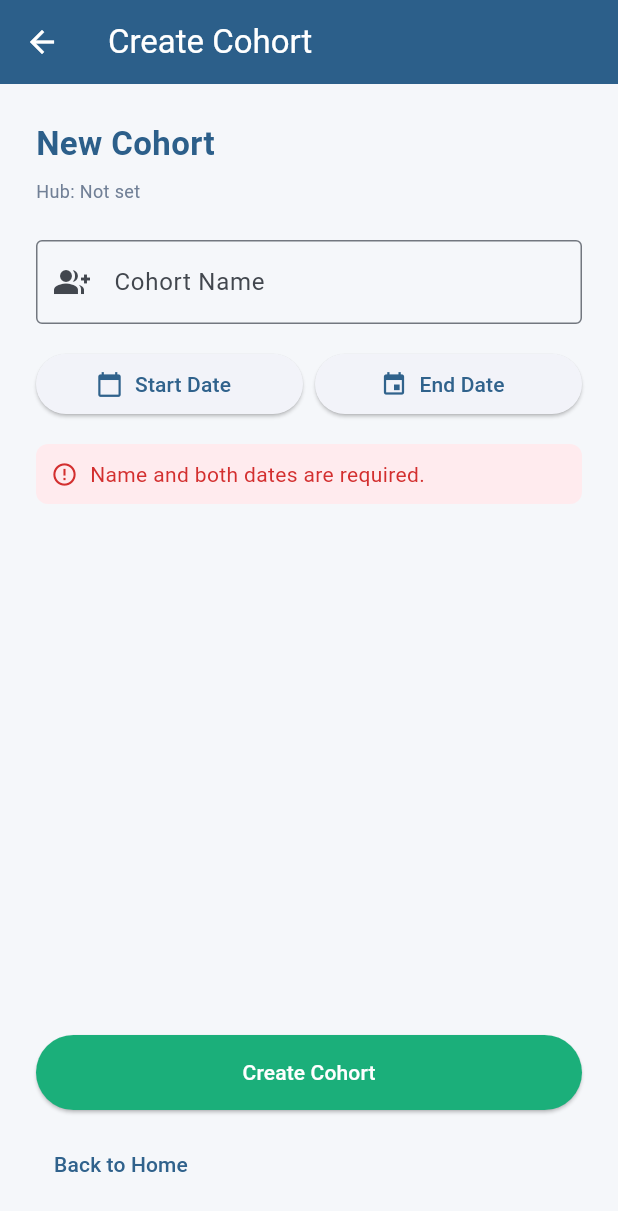
After one commit to Skia-0/seg-attendance-merged, a Flutter app: the CreateCohortScreen screen opened directly, after a tap on "Create Cohort", on a phone screen of 412 x 824 dp. The commit adds this screen. Shown: the top 1211 px of the screen. Run offline on Flutter 3.47's test engine with Material 3 defaults, Android fonts, the phone set to English and light mode, and no system bars; our stand-ins replace dio, flutter_secure_storage, local_auth; missing offline and left inert: nfc_manager; accounts and stored records are empty.

Commit message:
Add Create Cohort screen and link from home

```diff
--- /dev/null
+++ b/mobile/lib/screens/create_cohort_screen.dart
@@ -0,0 +1,194 @@
+import 'package:flutter/material.dart';
+import 'package:provider/provider.dart';
+import '../providers/coordinator_provider.dart';
+import '../services/api_service.dart';
+import 'home_screen.dart';
+
+class CreateCohortScreen extends StatefulWidget {
+  const CreateCohortScreen({super.key});
+
+  @override
+  State<CreateCohortScreen> createState() => _CreateCohortScreenState();
+}
+
+class _CreateCohortScreenState extends State<CreateCohortScreen> {
+  final _nameController = TextEditingController();
+  DateTime? _startDate;
+  DateTime? _endDate;
+  bool _isLoading = false;
+  String? _errorMessage;
+  String? _successMessage;
+
+  Future<void> _pickStart() async {
+    final picked = await showDatePicker(
+      context: context,
+      initialDate: DateTime.now(),
+      firstDate: DateTime(2020),
+      lastDate: DateTime(2030),
+    );
+    if (picked != null) setState(() => _startDate = picked);
+  }
+
+  Future<void> _pickEnd() async {
+    final picked = await showDatePicker(
+      context: context,
+      initialDate: _startDate ?? DateTime.now().add(const Duration(days: 90)),
+      firstDate: _startDate ?? DateTime(2020),
+      lastDate: DateTime(2030),
+    );
+    if (picked != null) setState(() => _endDate = picked);
+  }
+
+  Future<void> _create() async {
+    if (_nameController.text.trim().isEmpty || _startDate == null || _endDate == null) {
+      setState(() => _errorMessage = 'Name and both dates are required.');
+      return;
+    }
+
+    final hubId = Provider.of<CoordinatorProvider>(context, listen: false).hubId;
+    if (hubId == null || hubId.isEmpty) {
+      setState(() => _errorMessage = 'Hub not found. Please log in again.');
+      return;
+    }
+
+    setState(() {
+      _isLoading = true;
+      _errorMessage = null;
+      _successMessage = null;
+    });
+
+    try {
+      final response = await ApiService.post(
+        '/sessions/cohort/create',
+        {
+          'name': _nameController.text.trim(),
+          'start_date': _startDate!.toIso8601String(),
+          'end_date': _endDate!.toIso8601String(),
+          'hub_id': hubId,
+        },
+        requiresAuth: true,
+      );
+
+      setState(() {
+        _successMessage = 'Cohort created! ID: ${response.data['cohort_id']}';
+        _isLoading = false;
+      });
+    } catch (e) {
+      setState(() {
+        _errorMessage = 'Failed to create cohort. Check your connection.';
+        _isLoading = false;
+      });
+    }
+  }
+
+  @override
+  Widget build(BuildContext context) {
+    final coordinator = Provider.of<CoordinatorProvider>(context);
+    return Scaffold(
+      backgroundColor: const Color(0xFFF5F7FA),
+      appBar: AppBar(
+        title: const Text('Create Cohort'),
+        backgroundColor: const Color(0xFF2C5F8A),
+        foregroundColor: Colors.white,
+      ),
+      body: SafeArea(
+        child: Padding(
+          padding: const EdgeInsets.all(24),
+          child: Column(
+            crossAxisAlignment: CrossAxisAlignment.start,
+            children: [
+              const Text(
+                'New Cohort',
+                style: TextStyle(
+                  fontSize: 22,
+                  fontWeight: FontWeight.bold,
+                  color: Color(0xFF2C5F8A),
+                ),
+              ),
+              const SizedBox(height: 8),
+              Text(
+                'Hub: ${coordinator.hubId ?? 'Not set'}',
+                style: const TextStyle(fontSize: 12, color: Color(0xFF718096)),
+              ),
+              const SizedBox(height: 24),
+              TextField(
+                controller: _nameController,
+                decoration: const InputDecoration(
+                  labelText: 'Cohort Name',
+                  border: OutlineInputBorder(),
+                  prefixIcon: Icon(Icons.group_add),
+                ),
+              ),
+              const SizedBox(height: 16),
+              Row(
+                children: [
+                  Expanded(
+                    child: ElevatedButton.icon(
+                      onPressed: _pickStart,
+                      icon: const Icon(Icons.calendar_today),
+                      label: Text(_startDate == null ? 'Start Date' : _startDate!.toLocal().toString().split(' ')[0]),
+                    ),
+                  ),
+                  const SizedBox(width: 8),
+                  Expanded(
+                    child: ElevatedButton.icon(
+                      onPressed: _pickEnd,
+                      icon: const Icon(Icons.event),
+                      label: Text(_endDate == null ? 'End Date' : _endDate!.toLocal().toString().split(' ')[0]),
+                    ),
+                  ),
+                ],
+              ),
+              if (_errorMessage != null) ...[
+                const SizedBox(height: 16),
+                Container(
+                  padding: const EdgeInsets.all(10),
+                  decoration: BoxDecoration(
+                    color: Colors.red.shade50,
+                    borderRadius: BorderRadius.circular(8),
+                  ),
+                  child: Row(
+                    children: [
+                      Icon(Icons.error_outline, color: Colors.red.shade700, size: 18),
+                      const SizedBox(width: 8),
+                      Expanded(child: Text(_errorMessage!, style: TextStyle(color: Colors.red.shade700))),
+                    ],
+                  ),
+                ),
+              ],
+              if (_successMessage != null) ...[
+                const SizedBox(height: 16),
+                Container(
+                  padding: const EdgeInsets.all(12),
+                  decoration: BoxDecoration(
+                    color: Colors.green.shade50,
+                    borderRadius: BorderRadius.circular(8),
+                  ),
+                  child: Text(_successMessage!, style: const TextStyle(color: Colors.green)),
+                ),
+              ],
+              const Spacer(),
+              SizedBox(
+                width: double.infinity,
+                height: 50,
+                child: ElevatedButton(
+                  onPressed: _isLoading ? null : _create,
+                  style: ElevatedButton.styleFrom(
+                    backgroundColor: const Color(0xFF1baf7a),
+                    foregroundColor: Colors.white,
+                  ),
+                  child: _isLoading ? const CircularProgressIndicator(color: Colors.white) : const Text('Create Cohort'),
+                ),
+              ),
+              const SizedBox(height: 12),
+              TextButton(
+                onPressed: () => Navigator.pop(context),
+                child: const Text('Back to Home'),
+              ),
+            ],
+          ),
+        ),
+      ),
+    );
+  }
+}
--- a/mobile/lib/screens/home_screen.dart
+++ b/mobile/lib/screens/home_screen.dart
@@ -3,6 +3,7 @@ import 'package:provider/provider.dart';
 import '../providers/coordinator_provider.dart';
 import 'cohort_screen.dart';
 import 'register_learner_screen.dart';
+import 'create_cohort_screen.dart';
 import 'login_screen.dart';
 
 class HomeScreen extends StatelessWidget {
@@ -101,6 +102,17 @@ class HomeScreen extends StatelessWidget {
                   MaterialPageRoute(builder: (_) => const RegisterLearnerScreen()),
                 ),
               ),
+              const SizedBox(height: 12),
+              _menuCard(
+                context,
+                icon: Icons.add_circle,
+                title: 'Create Cohort',
+                subtitle: 'Make a new cohort for this hub',
+                onTap: () => Navigator.push(
+                  context,
+                  MaterialPageRoute(builder: (_) => const CreateCohortScreen()),
+                ),
+              ),
             ],
           ),
         ),
```
